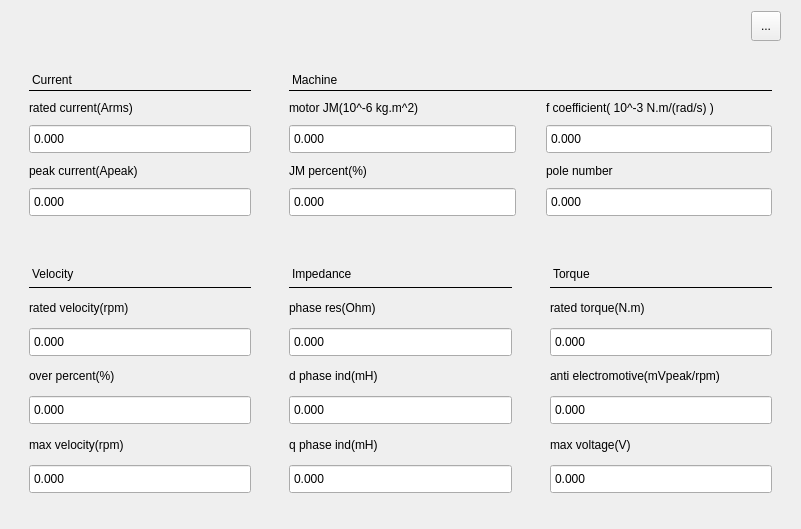
First picture: the form in Libs/UI/UiMotor/graphmotor129.ui, repository tiangaomingjing/ServoDriveTech, before the edit.
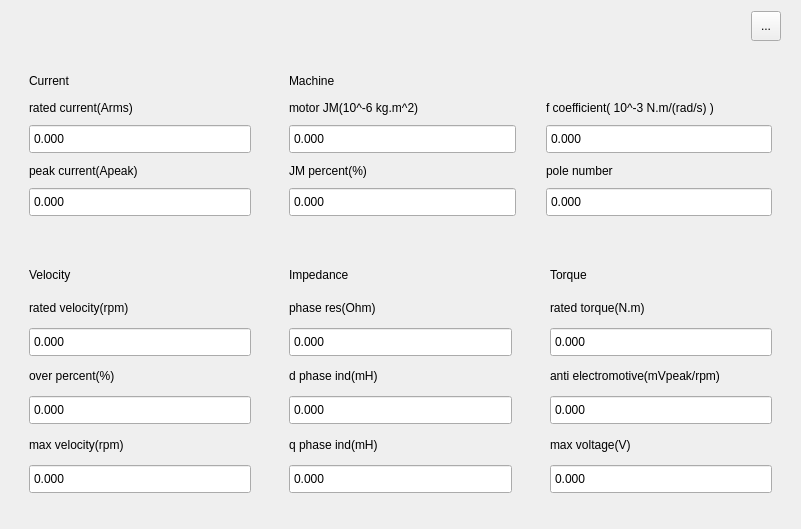
Second picture: the form after the edit.

```diff
--- a/Libs/UI/UiMotor/graphmotor129.ui
+++ b/Libs/UI/UiMotor/graphmotor129.ui
@@ -76,14 +76,6 @@
       </property>
       <item>
        <widget class="QLabel" name="label_motorCur">
-        <property name="styleSheet">
-         <string notr="true">QWidget{
-border:1px solid black;
-border-top:none;
-border-left:none;
-border-right:none;
-}</string>
-        </property>
         <property name="text">
          <string>Current</string>
         </property>
@@ -176,14 +168,6 @@
       </property>
       <item row="0" column="0" colspan="2">
        <widget class="QLabel" name="label_MotorMac">
-        <property name="styleSheet">
-         <string notr="true">QWidget{
-border:1px solid black;
-border-top:none;
-border-left:none;
-border-right:none;
-}</string>
-        </property>
         <property name="text">
          <string>Machine</string>
         </property>
@@ -337,14 +321,6 @@
       </property>
       <item>
        <widget class="QLabel" name="label_motorVel">
-        <property name="styleSheet">
-         <string notr="true">QWidget{
-border:1px solid black;
-border-top:none;
-border-left:none;
-border-right:none;
-}</string>
-        </property>
         <property name="text">
          <string>Velocity</string>
         </property>
@@ -463,14 +439,6 @@
       </property>
       <item>
        <widget class="QLabel" name="label_MotorImp">
-        <property name="styleSheet">
-         <string notr="true">QWidget{
-border:1px solid black;
-border-top:none;
-border-left:none;
-border-right:none;
-}</string>
-        </property>
         <property name="text">
          <string>Impedance</string>
         </property>
@@ -589,14 +557,6 @@
       </property>
       <item>
        <widget class="QLabel" name="label_motorTor">
-        <property name="styleSheet">
-         <string notr="true">QWidget{
-border:1px solid black;
-border-top:none;
-border-left:none;
-border-right:none;
-}</string>
-        </property>
         <property name="text">
          <string>Torque</string>
         </property>
```
